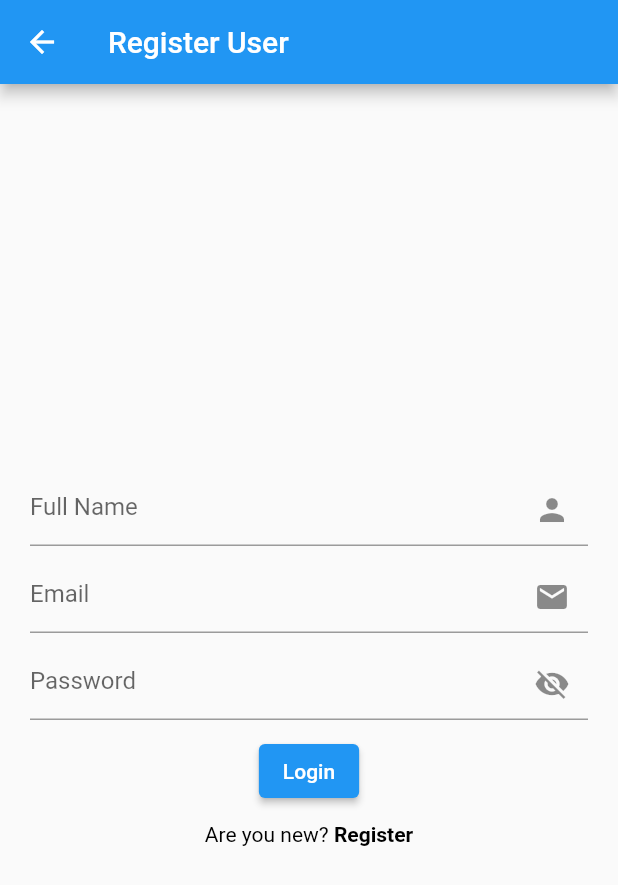
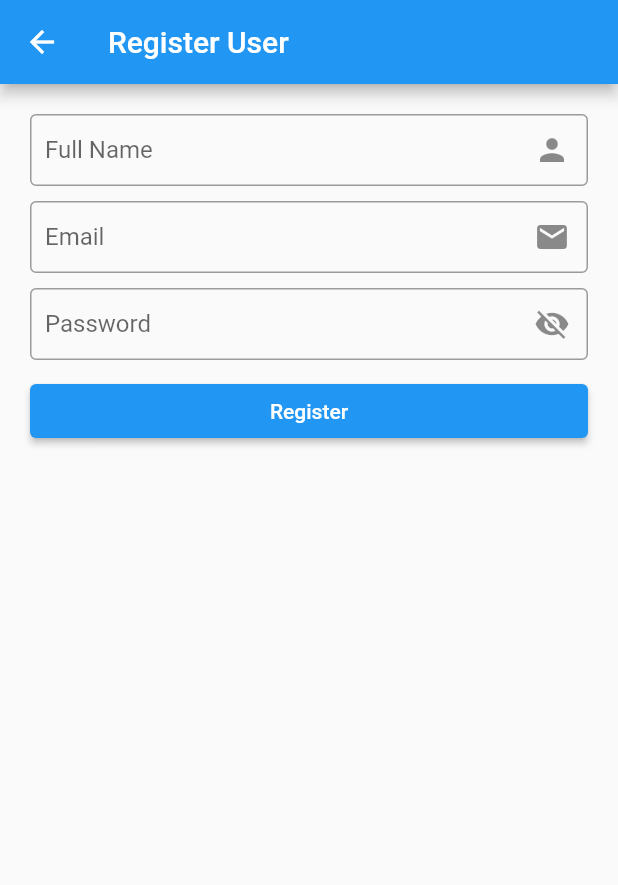
Before and after one commit to Sujitstha/Expenses_credit_management_system, a Flutter app: the RegisterView screen opened directly, on a phone screen of 412 x 824 dp. Shown: the top 885 px of the screen. Run offline on Flutter 3.47's test engine with Material 2 defaults, Android fonts, the phone set to English and light mode, and no system bars; our stand-ins replace get, shared_preferences; missing offline and left inert: d_chart; accounts and stored records are empty.

```diff
--- a/lib/view/register.dart
+++ b/lib/view/register.dart
@@ -16,8 +16,7 @@ class RegisterView extends StatelessWidget {
         appBar: AppBar(
           title: const Text("Register User"),
         ),
-        body: Center(
-          child: SingleChildScrollView(
+        body: SingleChildScrollView(
           child: Padding(
             padding: EdgeInsets.all(AppSize.pagePadding),
             child: Form(
@@ -26,29 +25,43 @@ class RegisterView extends StatelessWidget {
                 children: [
                   TextFormField(
                     controller: name,
-                      decoration: const InputDecoration(hintText: 'Full Name', suffixIcon: Icon(Icons.person)),
+                    decoration: const InputDecoration(
+                        hintText: 'Full Name',
+                        suffixIcon: Icon(Icons.person),
+                        border: OutlineInputBorder(),
+                        contentPadding: EdgeInsets.symmetric(horizontal: 10, vertical: 5)),
                     keyboardType: TextInputType.text,
                     validator: (value) => value!.isEmpty ? 'required' : null,
                   ),
                   const SizedBox(height: 10),
                   TextFormField(
                     controller: email,
-                      decoration: const InputDecoration(hintText: 'Email', suffixIcon: Icon(Icons.email)),
+                    decoration: const InputDecoration(
+                        hintText: 'Email',
+                        suffixIcon: Icon(Icons.email),
+                        border: OutlineInputBorder(),
+                        contentPadding: EdgeInsets.symmetric(horizontal: 10, vertical: 5)),
                     keyboardType: TextInputType.emailAddress,
                     validator: (value) => value!.isEmpty ? 'required' : null,
                   ),
                   const SizedBox(height: 10),
                   TextFormField(
                     controller: password,
-                      decoration:
-                          InputDecoration(hintText: 'Password', suffixIcon: IconButton(onPressed: () {}, icon: const Icon(Icons.visibility_off))),
+                    decoration: InputDecoration(
+                        hintText: 'Password',
+                        suffixIcon: IconButton(onPressed: () {}, icon: const Icon(Icons.visibility_off)),
+                        border: const OutlineInputBorder(),
+                        contentPadding: const EdgeInsets.symmetric(horizontal: 10, vertical: 5)),
                     keyboardType: TextInputType.text,
                     validator: (value) => value!.isEmpty ? 'required' : null,
                   ),
                   const SizedBox(
                     height: 10,
                   ),
-                    ElevatedButton(
+                  Row(
+                    children: [
+                      Expanded(
+                        child: ElevatedButton(
                             onPressed: () {
                               if (key.currentState!.validate()) {
                                 Map data = {
@@ -60,21 +73,11 @@ class RegisterView extends StatelessWidget {
                                 RemoteService.register(data);
                               }
                             },
-                        child: const Text("Login")),
-                    const SizedBox(
-                      height: 10,
+                            child: const Text("Register")),
                       ),
-                    RichText(
-                      text: const TextSpan(
-                        style: TextStyle(color: Colors.black),
-                        children: [
-                          TextSpan(text: 'Are you new? '),
-                          TextSpan(text: 'Register', style: TextStyle(fontWeight: FontWeight.bold)),
                     ],
                   ),
-                    )
                 ],
-                ),
               ),
             ),
           ),
--- a/pubspec.yaml
+++ b/pubspec.yaml
@@ -64,8 +64,8 @@ flutter:
   uses-material-design: true
 
   # To add assets to your application, add an assets section, like this:
-  # assets:
-  #   - images/a_dot_burr.jpeg
+  assets:
+    - images/
   #   - images/a_dot_ham.jpeg
 
   # An image asset can refer to one or more resolution-specific "variants", see
```
Also changed, not shown: lib/view/login.dart (+21 -6 lines), lib/view/splash.dart (+12 -4 lines), images/icon.png (added), images/register.png (added). Lines whose indentation alone changed are shown as unchanged.
